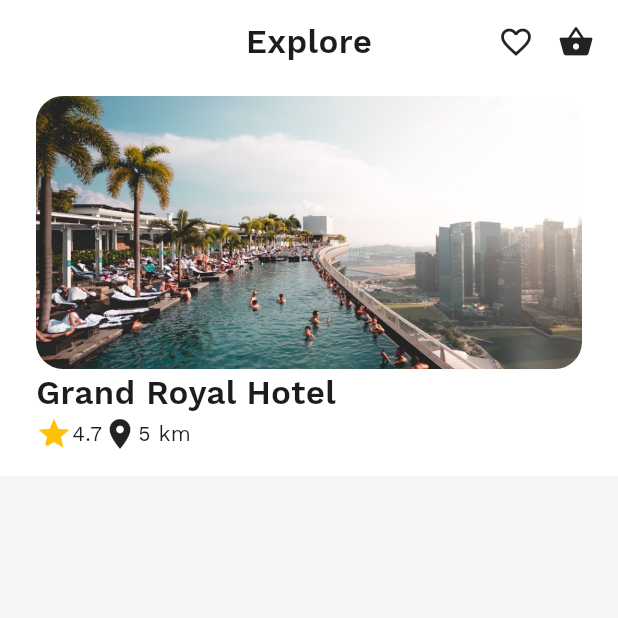
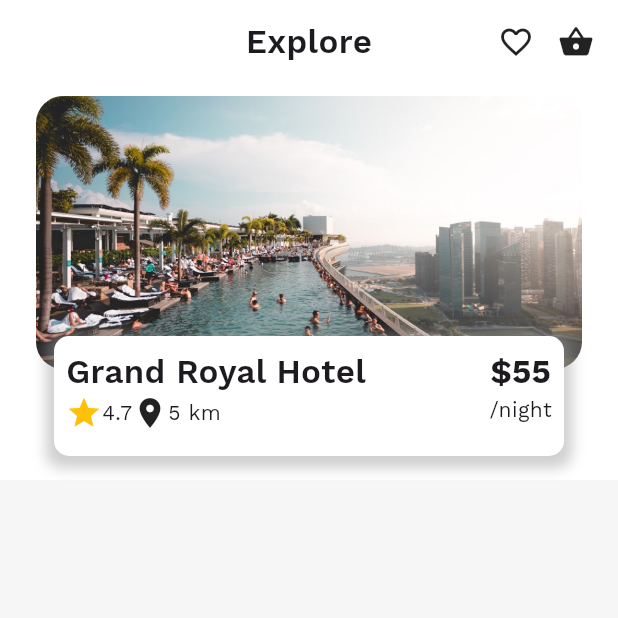
Before and after one commit to takumade/hotel-app, a Flutter app: the HotelDetailScreen screen opened directly with sample values from the repository, on a phone screen of 412 x 824 dp, the top half of it. Run offline on Flutter 3.47's test engine with Material 3 defaults, Android fonts, the phone set to English and light mode, and no system bars; our stand-ins replace flutter_rating_bar, font_awesome_flutter.

Commit message:
Finish title

```diff
--- a/lib/screens/hotel_detail_screen.dart
+++ b/lib/screens/hotel_detail_screen.dart
@@ -1,4 +1,5 @@
 import 'package:flutter/material.dart';
+import 'package:flutter/widgets.dart';
 import 'package:hotel_app/model/hotel_list_data.dart';
 
 import 'package:hotel_app/widgets/general/app_bar.dart';
@@ -31,58 +32,73 @@ class _HotelDetailScreenState extends State<HotelDetailScreen> {
                 onTap: () {
                   FocusScope.of(context).requestFocus(FocusNode());
                 },
+                child: Column(children: <Widget>[
+                  CustomAppBar(),
+                  Column(
+                    children: [
+                      Container(
                         child: Column(
-                  children: <Widget>[
-                    CustomAppBar(),
-                    Container(
+                          children: [
+                            Stack(
+                              children: [
+                                Positioned(
+                                  child: ClipRRect(
+                                    borderRadius:
+                                        BorderRadius.all(Radius.circular(18.0)),
+                                    child: Container(
+                                      // color: Colors.yellow,
+                                      height: 240, width: 200,
+                                    ),
+                                  ),
+                                ),
+                                Positioned(
+                                  child: ClipRRect(
+                                    borderRadius:
+                                        BorderRadius.all(Radius.circular(18.0)),
+                                    child: Image(
+                                      image: AssetImage(widget.hotel.imagePath),
+                                    ),
+                                  ),
+                                ),
+                                Positioned.fill(
+                                    top: 160,
+                                    child: Container(
+                                      decoration:  BoxDecoration(
+    color: HotelAppTheme.buildLightTheme()
+                                            .colorScheme
+                                            .background,
+    borderRadius: BorderRadius.all(Radius.circular(10)),
+    boxShadow: [
+      BoxShadow(
+        color: Colors.grey.withOpacity(0.5),
+        spreadRadius: 5,
+        blurRadius: 7,
+        offset: Offset(0, 3), // changes position of shadow
+      ),
+    ],
+  ),
+                                        margin: EdgeInsets.only(
+                                            left: 12, right: 12),
+                                        padding: const EdgeInsets.only(
+                                            left: 8,
+                                            right: 8,
+                                            top: 8,
+                                            bottom: 8),
+                                        child:
+                                            HotelDetailTitle(widget: widget)))
+                              ],
+                            ),
+                          ],
+                        ),
                         padding: const EdgeInsets.only(
                             left: 24, right: 24, top: 8, bottom: 16),
-                            color:
-                                HotelAppTheme.buildLightTheme().backgroundColor,
-                            child: Column(children: [
-                                ClipRRect(
-                                  borderRadius: BorderRadius.all(Radius.circular(18.0)),
-                                  child: Image(image: AssetImage(widget.hotel.imagePath),),),
-
-                                  ClipRRect(
-                                  borderRadius: BorderRadius.all(Radius.circular(18.0)),
-                                  child: Row(
-                                    children: [
-
-                                      Column(
-                                        crossAxisAlignment: CrossAxisAlignment.start,
-                                        children: [ Text(widget.hotel.titleTxt,  textAlign: TextAlign.left, style: TextStyle(
-
-                                                fontWeight: FontWeight.w600,
-                                                fontSize: 22,
-                                              )),
-                                              Row(
-                                                children: [
-                                                Row(
-                                                children: [
-                                                  Icon(Icons.star, color: Colors.amber,),
-                                                  Text("4.7")
-                                                ],
-                                              ),
-                                               Row(
-                                                children: [
-                                                  Icon(Icons.location_on,),
-                                                  Text("5 km")
-                                                ],
-                                              )],
-                                              )
-
-                                              ]
+                        color: HotelAppTheme.buildLightTheme()
+                            .colorScheme
+                            .background,
                       )
                     ],
-                                  ))
-
-
-
-                            ],)
                   )
-                  ],
-                ),
+                ]),
               ),
             ],
           ),
@@ -91,3 +107,65 @@ class _HotelDetailScreenState extends State<HotelDetailScreen> {
     );
   }
 }
+
+class HotelDetailTitle extends StatelessWidget {
+  const HotelDetailTitle({
+    super.key,
+    required this.widget,
+  });
+
+  final HotelDetailScreen widget;
+
+  @override
+  Widget build(BuildContext context) {
+    return ClipRRect(
+        borderRadius: BorderRadius.all(Radius.circular(18.0)),
+        child: Row(
+          mainAxisAlignment: MainAxisAlignment.spaceBetween,
+          children: [
+            Column(
+              children: [
+                Column(crossAxisAlignment: CrossAxisAlignment.start, children: [
+                  Text(widget.hotel.titleTxt,
+                      textAlign: TextAlign.left,
+                      style: TextStyle(
+                        fontWeight: FontWeight.w600,
+                        fontSize: 22,
+                      )),
+                  Row(
+                    children: [
+                      Row(
+                        children: [
+                          Icon(
+                            Icons.star,
+                            color: Colors.amber,
+                          ),
+                          Text("4.7")
+                        ],
+                      ),
+                      Row(
+                        children: [
+                          Icon(
+                            Icons.location_on,
+                            color: Colors.black87,
+                          ),
+                          Text("5 km")
+                        ],
+                      )
+                    ],
+                  )
+                ]),
+              ],
+            ),
+            Column(
+              children: [
+                Text("\$55",
+                    style:
+                        TextStyle(fontSize: 22, fontWeight: FontWeight.bold)),
+                Text("/night")
+              ],
+            )
+          ],
+        ));
+  }
+}
```
Lines whose indentation alone changed are shown as unchanged.
